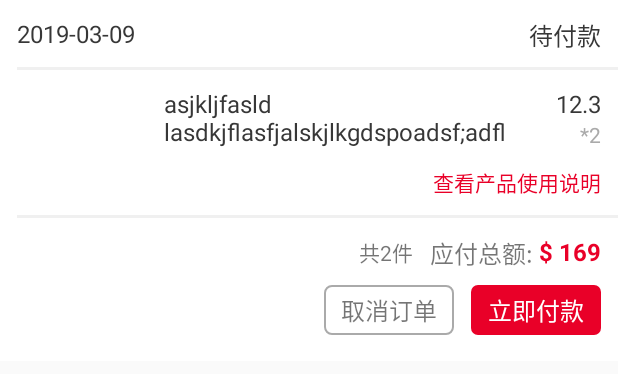
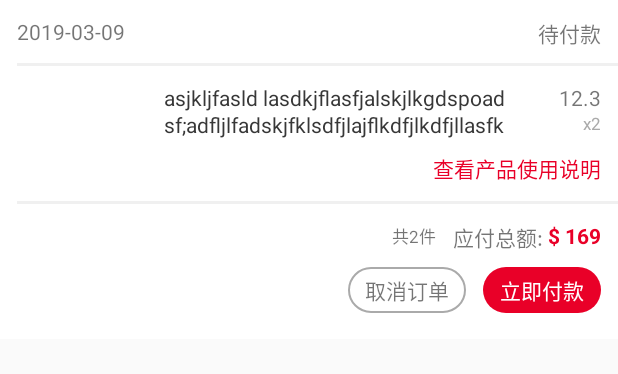
Before and after one commit to wangcc0909/Vegetables, an Android app: the layout item_obi_head_layout.xml on its own in the app's theme, with its tools: preview values and no code run, on a phone screen of 412 x 824 dp. Shown: the top 374 px of the screen. Run offline under Robolectric (Android 15) with nearby library versions, the phone set to English and light mode, and no system bars.

Commit message:
修改字体的大小和行间距

```diff
--- a/app/src/main/res/drawable/text_gray_bg.xml
+++ b/app/src/main/res/drawable/text_gray_bg.xml
@@ -3,6 +3,6 @@
     <stroke android:color="@color/color_gray"
         android:width="@dimen/dp_1"/>
 
-    <corners android:radius="@dimen/dp_4"/>
+    <corners android:radius="@dimen/dp_15"/>
 
 </shape>
--- a/app/src/main/res/drawable/text_red_bg.xml
+++ b/app/src/main/res/drawable/text_red_bg.xml
@@ -1,6 +1,6 @@
 <?xml version="1.0" encoding="utf-8"?>
 <shape xmlns:android="http://schemas.android.com/apk/res/android" android:shape="rectangle">
     <solid android:color="@color/navibar_color"/>
-    <corners android:radius="@dimen/dp_4"/>
+    <corners android:radius="@dimen/dp_15"/>
 
 </shape>
--- a/app/src/main/res/drawable/text_red_empty_bg.xml
+++ b/app/src/main/res/drawable/text_red_special_bg.xml
@@ -1,7 +1,6 @@
 <?xml version="1.0" encoding="utf-8"?>
 <shape xmlns:android="http://schemas.android.com/apk/res/android" android:shape="rectangle">
-    <stroke android:color="@color/navibar_color"
-        android:width="@dimen/dp_1"/>
-    <corners android:radius="@dimen/dp_4"/>
+    <solid android:color="@color/navibar_color"/>
+    <corners android:radius="@dimen/dp_2"/>
 
 </shape>
--- a/app/src/main/res/layout/goods_detail_top_layout.xml
+++ b/app/src/main/res/layout/goods_detail_top_layout.xml
@@ -44,7 +44,7 @@
         <TextView
             android:layout_width="wrap_content"
             android:layout_height="wrap_content"
-            android:background="@drawable/text_red_bg"
+            android:background="@drawable/text_red_special_bg"
             android:padding="@dimen/dp_2"
             android:textColor="@android:color/white"
             android:textSize="@dimen/sp_10"
--- a/app/src/main/res/layout/item_obi_head_layout.xml
+++ b/app/src/main/res/layout/item_obi_head_layout.xml
@@ -13,8 +13,7 @@
         android:layout_height="wrap_content"
         android:padding="@dimen/dp_10"
         android:text="2019-03-09"
-        android:textColor="@color/color_37"
-        android:textSize="@dimen/sp_14"
+        android:textSize="@dimen/sp_12"
         app:layout_constraintStart_toStartOf="parent"
         app:layout_constraintTop_toTopOf="parent"/>
 
@@ -23,8 +22,7 @@
         android:layout_height="wrap_content"
         android:padding="@dimen/dp_10"
         android:text="待付款"
-        android:textColor="@color/color_37"
-        android:textSize="@dimen/sp_14"
+        android:textSize="@dimen/sp_12"
         app:layout_constraintEnd_toEndOf="parent"
         app:layout_constraintTop_toTopOf="parent"/>
 
@@ -54,9 +52,10 @@
         android:layout_marginStart="@dimen/dp_6"
         android:layout_marginTop="@dimen/dp_10"
         android:maxLines="2"
+        android:lineSpacingMultiplier="1.1"
         android:text="asjkljfasld lasdkjflasfjalskjlkgdspoadsf;adfljlfadskjfklsdfjlajflkdfjlkdfjllasfk alfk;lasdf asd;fklasd ;fdsl;kf;s"
+        android:textSize="@dimen/sp_12"
         android:textColor="@color/color_37"
-        android:textSize="@dimen/sp_14"
         app:layout_constraintEnd_toStartOf="@id/tv_price"
         app:layout_constraintStart_toEndOf="@id/iv_icon"
         app:layout_constraintTop_toBottomOf="@id/obl_line_one"/>
@@ -68,8 +67,7 @@
         android:layout_marginEnd="@dimen/dp_10"
         android:layout_marginStart="@dimen/dp_10"
         android:text="12.3"
-        android:textColor="@color/color_37"
-        android:textSize="@dimen/sp_14"
+        android:textSize="@dimen/sp_12"
         app:layout_constraintEnd_toEndOf="parent"
         app:layout_constraintStart_toEndOf="@id/tv_title"
         app:layout_constraintTop_toTopOf="@id/tv_title"/>
@@ -78,9 +76,9 @@
         android:id="@+id/tv_count"
         android:layout_width="wrap_content"
         android:layout_height="wrap_content"
-        android:text="*2"
+        android:text="x2"
         android:textColor="@color/color_gray"
-        android:textSize="@dimen/sp_12"
+        android:textSize="@dimen/sp_10"
         app:layout_constraintRight_toRightOf="@id/tv_price"
         app:layout_constraintTop_toBottomOf="@id/tv_price"/>
 
@@ -111,7 +109,7 @@
         android:layout_marginTop="@dimen/dp_10"
         android:text="$ 169"
         android:textColor="@color/navibar_color"
-        android:textSize="@dimen/sp_14"
+        android:textSize="@dimen/sp_12"
         android:textStyle="bold"
         app:layout_constraintEnd_toEndOf="@id/tv_price"
         app:layout_constraintTop_toBottomOf="@id/obl_line_two"/>
@@ -123,12 +121,12 @@
         app:layout_constraintTop_toTopOf="@id/tv_total_money"
         app:layout_constraintEnd_toStartOf="@id/tv_total_money"
         android:text="应付总额: "
-        android:textSize="@dimen/sp_14"/>
+        android:textSize="@dimen/sp_12"/>
 
     <TextView
         android:layout_width="wrap_content"
         android:layout_height="wrap_content"
-        android:textSize="@dimen/sp_12"
+        android:textSize="@dimen/sp_10"
         android:layout_marginEnd="@dimen/dp_10"
         android:text="共2件"
         app:layout_constraintTop_toTopOf="@id/tv_total_money"
@@ -141,7 +139,7 @@
         android:layout_height="wrap_content"
         android:text="立即付款"
         android:textColor="@android:color/white"
-        android:textSize="@dimen/sp_14"
+        android:textSize="@dimen/sp_12"
         android:layout_marginTop="@dimen/dp_10"
         android:paddingTop="@dimen/dp_4"
         android:paddingBottom="@dimen/dp_4"
@@ -156,7 +154,7 @@
         android:layout_width="wrap_content"
         android:layout_height="wrap_content"
         android:text="取消订单"
-        android:textSize="@dimen/sp_14"
+        android:textSize="@dimen/sp_12"
         android:paddingStart="@dimen/dp_10"
         android:paddingEnd="@dimen/dp_10"
         android:layout_marginEnd="@dimen/dp_10"
```
Also changed, not shown: app/src/main/java/com/peaut/vegetables/ui/activity/OrderActivity.kt (+7 -0 lines), app/src/main/res/layout/item_maybe_like.xml (+12 -8 lines).
